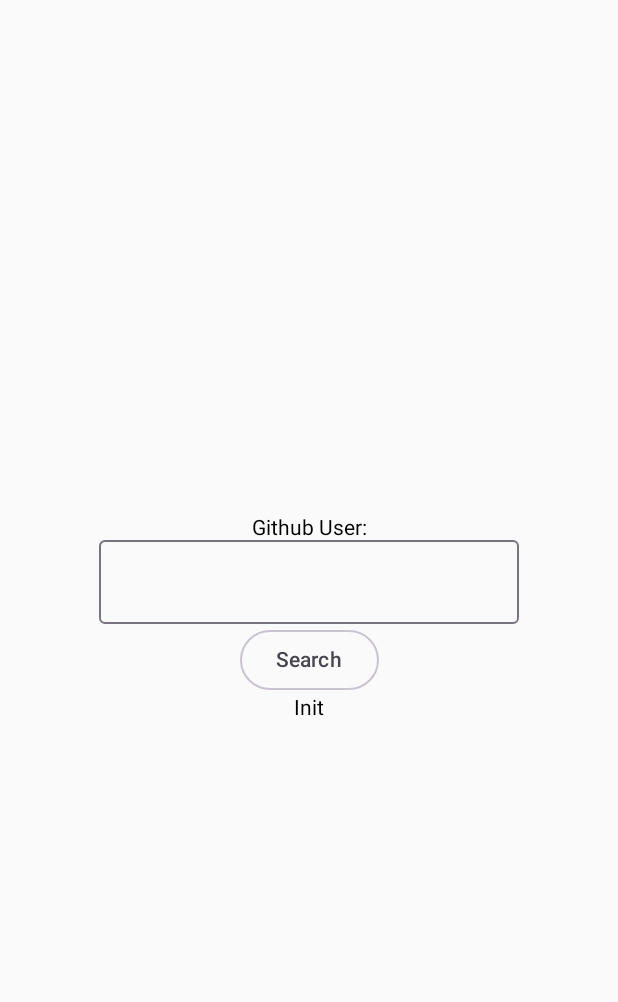
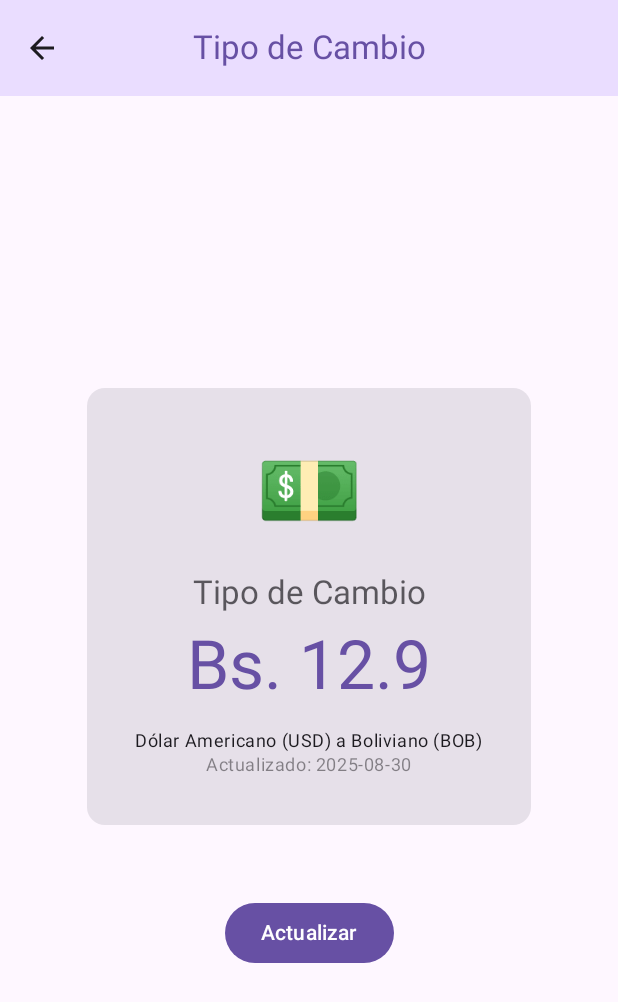
Before and after one commit to Isaac71412079/Ucbp1, an Android app built with Jetpack Compose: the screen it shows after launch (MainActivity), on a phone screen of 412 x 824 dp. Shown: the top 1002 px of the screen. Run offline under Robolectric (Android 15) with nearby library versions, the phone set to English and light mode, and no system bars.

Commit message:
Se añadio el tipo de cambio para Dollar

```diff
--- a/app/src/main/java/com/example/ucbp1/di/modules.kt
+++ b/app/src/main/java/com/example/ucbp1/di/modules.kt
@@ -16,7 +16,10 @@ import org.koin.dsl.module
 import retrofit2.Retrofit
 import retrofit2.converter.gson.GsonConverterFactory
 import java.util.concurrent.TimeUnit
-
+import com.example.ucbp1.features.dollar.data.DollarRepositoryImpl
+import com.example.ucbp1.features.dollar.domain.repository.DollarRepository
+import com.example.ucbp1.features.dollar.domain.usecase.GetDollarUseCase
+import com.example.ucbp1.features.dollar.presentation.DollarViewModel
 val appModule = module {
 
 
@@ -42,6 +45,17 @@ val appModule = module {
     single<GithubService> {
         get<Retrofit>().create(GithubService::class.java)
     }
+
+    // MovieDB Service (base URL diferente)
+    //single<MovieService> {
+    //    get<Retrofit>().newBuilder()
+    //        .baseUrl("https://api.themoviedb.org/3/")
+    //        .build()
+    //        .create(MovieService::class.java)
+    //}
+
+    single<DollarRepository> { DollarRepositoryImpl() }
+
     single{ GithubRemoteDataSource(get()) }
     single<IGithubRepository>{ GithubRepository(get()) }
 
@@ -52,6 +66,9 @@ val appModule = module {
     factory { GetProfileUseCase(get()) }
     viewModel { ProfileViewModel(get()) }
 
+    factory { GetDollarUseCase(get()) }
+    viewModel { DollarViewModel(get()) }
+
 
 
 }
--- /dev/null
+++ b/app/src/main/java/com/example/ucbp1/features/dollar/data/DollarRepositoryImpl.kt
@@ -0,0 +1,18 @@
+package com.example.ucbp1.features.dollar.data
+
+import com.example.ucbp1.features.dollar.domain.model.Dollar
+import com.example.ucbp1.features.dollar.domain.repository.DollarRepository
+import kotlinx.coroutines.flow.Flow
+import kotlinx.coroutines.flow.flow
+
+class DollarRepositoryImpl : DollarRepository {
+    override fun getDollarValue(): Flow<Result<Dollar>> = flow {
+        try {
+            // Simulamos obtener el valor del dólar
+            val dollar = Dollar(value = 12.90f, lastUpdated = "2025-08-30")
+            emit(Result.success(dollar))
+        } catch (e: Exception) {
+            emit(Result.failure(Exception("Error al obtener valor del dólar")))
+        }
+    }
+}
--- /dev/null
+++ b/app/src/main/java/com/example/ucbp1/features/dollar/domain/model/Dollar.kt
@@ -0,0 +1,6 @@
+package com.example.ucbp1.features.dollar.domain.model
+
+data class Dollar(
+    val value: Float,
+    val lastUpdated: String = ""
+)
--- /dev/null
+++ b/app/src/main/java/com/example/ucbp1/features/dollar/domain/repository/DollarRepository.kt
@@ -0,0 +1,8 @@
+package com.example.ucbp1.features.dollar.domain.repository
+
+import com.example.ucbp1.features.dollar.domain.model.Dollar
+import kotlinx.coroutines.flow.Flow
+
+interface DollarRepository {
+    fun getDollarValue(): Flow<Result<Dollar>>
+}
--- /dev/null
+++ b/app/src/main/java/com/example/ucbp1/features/dollar/domain/usecase/GetDollarUseCase.kt
@@ -0,0 +1,13 @@
+package com.example.ucbp1.features.dollar.domain.usecase
+
+import com.example.ucbp1.features.dollar.domain.model.Dollar
+import com.example.ucbp1.features.dollar.domain.repository.DollarRepository
+import kotlinx.coroutines.flow.Flow
+
+class GetDollarUseCase(
+    private val dollarRepository: DollarRepository
+) {
+    operator fun invoke(): Flow<Result<Dollar>> {
+        return dollarRepository.getDollarValue()
+    }
+}
--- /dev/null
+++ b/app/src/main/java/com/example/ucbp1/features/dollar/presentation/DollarScreen.kt
@@ -0,0 +1,175 @@
+package com.example.ucbp1.features.dollar.presentation
+
+import androidx.compose.foundation.layout.Arrangement
+import androidx.compose.foundation.layout.Column
+import androidx.compose.foundation.layout.Spacer
+import androidx.compose.foundation.layout.fillMaxSize
+import androidx.compose.foundation.layout.height
+import androidx.compose.foundation.layout.padding
+import androidx.compose.foundation.layout.size
+import androidx.compose.material.icons.Icons
+import androidx.compose.material.icons.filled.ArrowBack
+import androidx.compose.material3.Button
+import androidx.compose.material3.Card
+import androidx.compose.material3.CenterAlignedTopAppBar
+import androidx.compose.material3.CircularProgressIndicator
+import androidx.compose.material3.ExperimentalMaterial3Api
+import androidx.compose.material3.Icon
+import androidx.compose.material3.IconButton
+import androidx.compose.material3.MaterialTheme
+import androidx.compose.material3.Scaffold
+import androidx.compose.material3.Surface
+import androidx.compose.material3.Text
+import androidx.compose.material3.TopAppBarDefaults
+import androidx.compose.runtime.Composable
+import androidx.compose.runtime.LaunchedEffect
+import androidx.compose.runtime.collectAsState
+import androidx.compose.runtime.getValue
+import androidx.compose.ui.Alignment
+import androidx.compose.ui.Modifier
+import androidx.compose.ui.unit.dp
+import androidx.navigation.NavController
+import org.koin.androidx.compose.koinViewModel
+
+@OptIn(ExperimentalMaterial3Api::class)
+@Composable
+fun DollarScreen(
+    navController: NavController,
+    viewModel: DollarViewModel = koinViewModel()
+) {
+    val state by viewModel.state.collectAsState()
+
+    // Cargar automáticamente al entrar a la pantalla
+    LaunchedEffect(Unit) {
+        viewModel.loadDollarValue()
+    }
+
+    Scaffold(
+        topBar = {
+            CenterAlignedTopAppBar(
+                title = { Text("Tipo de Cambio") },
+                navigationIcon = {
+                    IconButton(onClick = { navController.popBackStack() }) {
+                        Icon(
+                            imageVector = Icons.Default.ArrowBack,
+                            contentDescription = "Volver"
+                        )
+                    }
+                },
+                colors = TopAppBarDefaults.topAppBarColors(
+                    containerColor = MaterialTheme.colorScheme.primaryContainer,
+                    titleContentColor = MaterialTheme.colorScheme.primary
+                )
+            )
+        }
+    ) { innerPadding ->
+        Surface(
+            modifier = Modifier
+                .fillMaxSize()
+                .padding(innerPadding),
+            color = MaterialTheme.colorScheme.background
+        ) {
+            Column(
+                modifier = Modifier
+                    .fillMaxSize()
+                    .padding(24.dp),
+                verticalArrangement = Arrangement.Center,
+                horizontalAlignment = Alignment.CenterHorizontally
+            ) {
+                when (state) {
+                    is DollarState.Loading -> {
+                        CircularProgressIndicator(modifier = Modifier.size(48.dp))
+                        Spacer(modifier = Modifier.height(16.dp))
+                        Text("Cargando tipo de cambio...")
+                    }
+                    is DollarState.Loaded -> {
+                        val dollarState = state as DollarState.Loaded
+
+                        Card(
+                            modifier = Modifier.padding(16.dp)
+                        ) {
+                            Column(
+                                modifier = Modifier.padding(32.dp),
+                                horizontalAlignment = Alignment.CenterHorizontally
+                            ) {
+                                Text(
+                                    text = "💵",
+                                    style = MaterialTheme.typography.displayLarge
+                                )
+
+                                Spacer(modifier = Modifier.height(24.dp))
+
+                                Text(
+                                    text = "Tipo de Cambio",
+                                    style = MaterialTheme.typography.titleLarge,
+                                    color = MaterialTheme.colorScheme.onSurface.copy(alpha = 0.7f)
+                                )
+
+                                Spacer(modifier = Modifier.height(8.dp))
+
+                                Text(
+                                    text = "Bs. ${dollarState.value}",
+                                    style = MaterialTheme.typography.displayMedium,
+                                    color = MaterialTheme.colorScheme.primary
+                                )
+
+                                Spacer(modifier = Modifier.height(16.dp))
+
+                                Text(
+                                    text = "Dólar Americano (USD) a Boliviano (BOB)",
+                                    style = MaterialTheme.typography.bodySmall
+                                )
+
+                                Text(
+                                    text = "Actualizado: ${dollarState.lastUpdated}",
+                                    style = MaterialTheme.typography.bodySmall,
+                                    color = MaterialTheme.colorScheme.onSurface.copy(alpha = 0.5f)
+                                )
+                            }
+                        }
+
+                        Spacer(modifier = Modifier.height(32.dp))
+
+                        Button(
+                            onClick = { viewModel.loadDollarValue() }
+                        ) {
+                            Text("Actualizar")
+                        }
+                    }
+                    is DollarState.Error -> {
+                        val errorState = state as DollarState.Error
+
+                        Text(
+                            text = "❌",
+                            style = MaterialTheme.typography.displayLarge
+                        )
+
+                        Spacer(modifier = Modifier.height(24.dp))
+
+                        Text(
+                            text = "Error al cargar",
+                            style = MaterialTheme.typography.titleLarge,
+                            color = MaterialTheme.colorScheme.error
+                        )
+
+                        Spacer(modifier = Modifier.height(8.dp))
+
+                        Text(
+                            text = errorState.message,
+                            style = MaterialTheme.typography.bodyMedium,
+                            color = MaterialTheme.colorScheme.onSurface.copy(alpha = 0.7f)
+                        )
+
+                        Spacer(modifier = Modifier.height(24.dp))
+
+                        Button(
+                            onClick = { viewModel.loadDollarValue() }
+                        ) {
+                            Text("Reintentar")
+                        }
+                    }
+                }
+            }
+        }
+    }
+}
--- /dev/null
+++ b/app/src/main/java/com/example/ucbp1/features/dollar/presentation/DollarViewModel.kt
@@ -0,0 +1,43 @@
+package com.example.ucbp1.features.dollar.presentation
+
+
+import androidx.lifecycle.ViewModel
+import androidx.lifecycle.viewModelScope
+import com.example.ucbp1.features.dollar.domain.usecase.GetDollarUseCase
+import kotlinx.coroutines.flow.MutableStateFlow
+import kotlinx.coroutines.flow.StateFlow
+import kotlinx.coroutines.flow.asStateFlow
+import kotlinx.coroutines.launch
+
+class DollarViewModel(
+    private val getDollarUseCase: GetDollarUseCase
+) : ViewModel() {
+
+    private val _state = MutableStateFlow<DollarState>(DollarState.Loading)
+    val state: StateFlow<DollarState> = _state.asStateFlow()
+
+    fun loadDollarValue() {
+        viewModelScope.launch {
+            _state.value = DollarState.Loading
+
+            getDollarUseCase().collect { result ->
+                result.onSuccess { dollar ->
+                    _state.value = DollarState.Loaded(
+                        value = dollar.value,
+                        lastUpdated = dollar.lastUpdated
+                    )
+                }.onFailure { e ->
+                    _state.value = DollarState.Error(
+                        message = e.message ?: "Error al cargar el tipo de cambio"
+                    )
+                }
+            }
+        }
+    }
+}
+
+sealed class DollarState {
+    object Loading : DollarState()
+    data class Loaded(val value: Float, val lastUpdated: String) : DollarState()
+    data class Error(val message: String) : DollarState()
+}
--- /dev/null
+++ b/app/src/main/java/com/example/ucbp1/features/movies/presentation/error/ErrorMessageProvider.kt
@@ -0,0 +1,4 @@
+package com.example.ucbp1.features.movies.presentation.error
+
+class ErrorMessageProvider {
+}
--- /dev/null
+++ b/app/src/main/java/com/example/ucbp1/features/movies/presentation/error/MovieScreen.kt
@@ -0,0 +1,4 @@
+package com.example.ucbp1.features.movies.presentation.error
+
+class MovieScreen {
+}
--- a/app/src/main/java/com/example/ucbp1/navigation/AppNavigation.kt
+++ b/app/src/main/java/com/example/ucbp1/navigation/AppNavigation.kt
@@ -9,13 +9,15 @@ import androidx.navigation.compose.rememberNavController
 import com.example.ucbp1.features.cardexample.presentation.CardScreen
 import com.example.ucbp1.features.github.presentation.GithubScreen
 import com.example.ucbp1.features.profile.application.ProfileScreen
+import com.example.ucbp1.features.dollar.presentation.DollarScreen
+
 @Composable
 fun AppNavigation() {
     val navController: NavHostController = rememberNavController()
 
     NavHost(
         navController = navController,
-        startDestination = Screen.Github.route
+        startDestination = Screen.Dollar.route
     ) {
         composable(Screen.Github.route) {
             GithubScreen(modifier = Modifier)
@@ -26,7 +28,10 @@ fun AppNavigation() {
         composable(Screen.Profile.route) {
             ProfileScreen()
         }
+        composable(Screen.CardExamples.route) { CardScreen() }
 
-        composable(Screen.CardExamples.route) { CardScreen() }
+        composable(Screen.Dollar.route) {
+            DollarScreen(navController = navController)
+        }
     }
 }
--- a/app/src/main/java/com/example/ucbp1/navigation/Screen.kt
+++ b/app/src/main/java/com/example/ucbp1/navigation/Screen.kt
@@ -5,4 +5,5 @@ sealed class Screen(val route: String) {
     object Github: Screen("github")
     object Profile: Screen("profile")
     object CardExamples: Screen("card")
+    object Dollar: Screen("dollar")
 }
```
